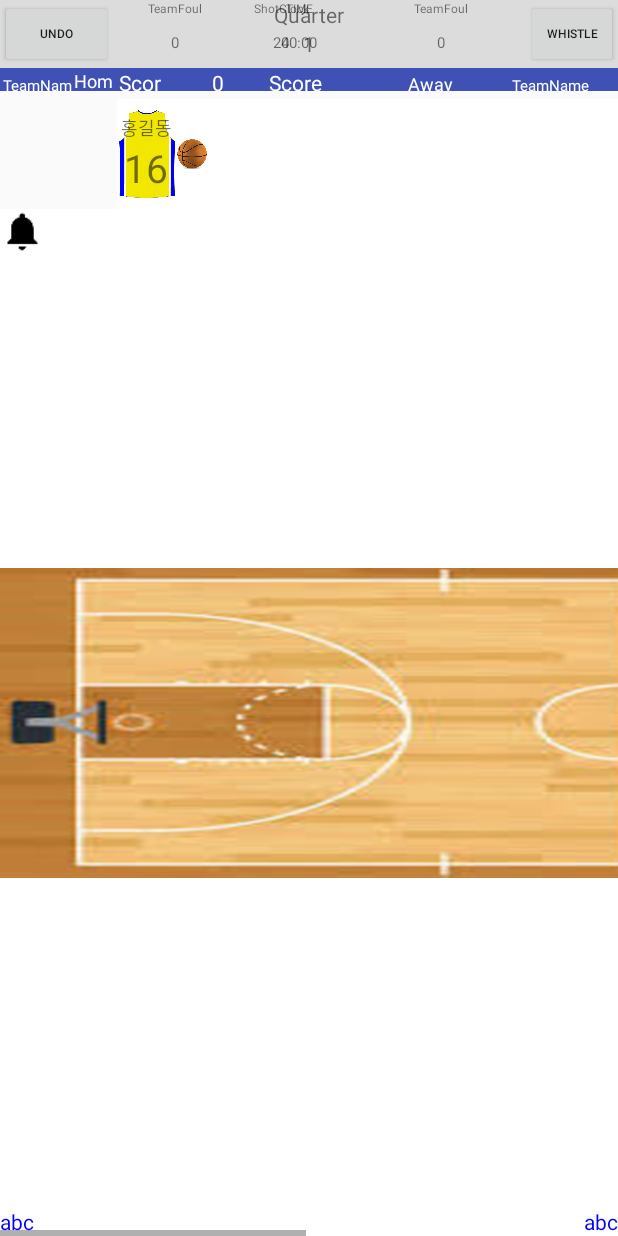
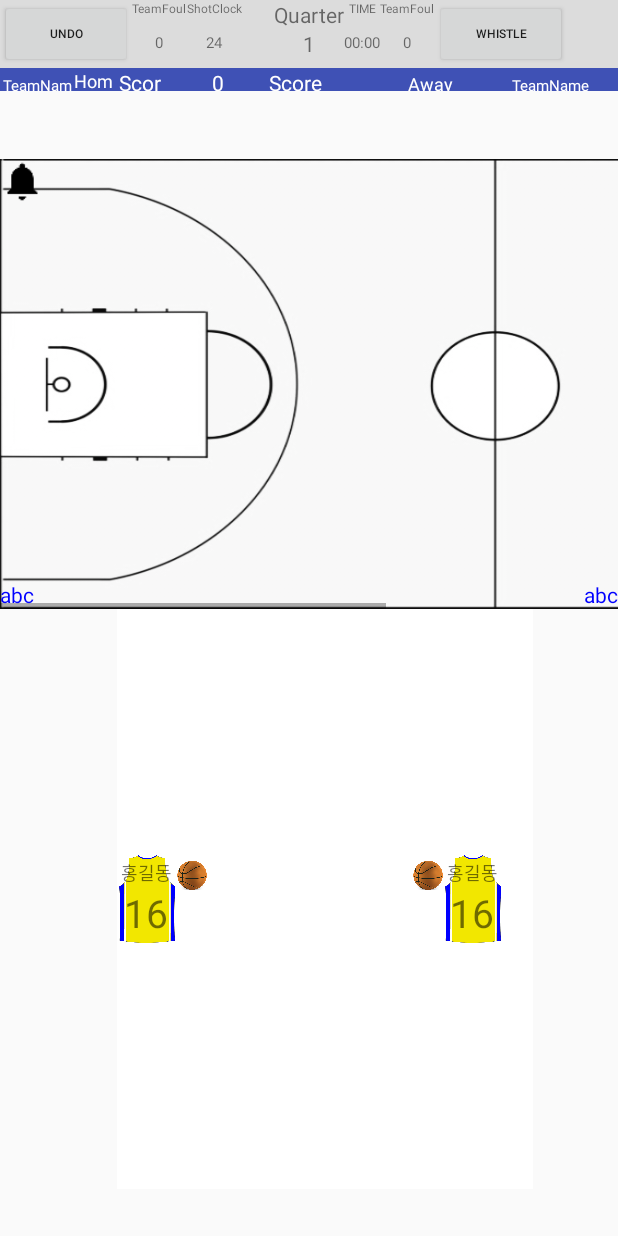
Before and after one commit to ckwer/5x5-Hoopick, an Android app: the layout activity_playball.xml on its own in the app's theme, with its tools: preview values and no code run, on a phone screen of 412 x 824 dp. Run offline under Robolectric (Android 15) with nearby library versions, the phone set to English and light mode, and no system bars.

Commit message:
농구코트 UI 변경

```diff
--- a/app/src/main/AndroidManifest.xml
+++ b/app/src/main/AndroidManifest.xml
@@ -54,8 +54,7 @@
 
         <activity
             android:name=".view.playball.ActivityPlayBall"
-            android:configChanges="keyboardHidden|orientation"
-            android:screenOrientation="landscape">
+             >
         </activity>
 
 
--- a/app/src/main/res/layout/activity_playball.xml
+++ b/app/src/main/res/layout/activity_playball.xml
@@ -8,7 +8,7 @@
     <RelativeLayout
         android:id="@+id/layout_Top"
         android:layout_width="match_parent"
-        android:layout_height="66dp"
+        android:layout_height="106dp"
         android:layout_alignParentLeft="true"
         android:layout_alignParentStart="true"
         android:layout_alignParentTop="true">
@@ -34,14 +34,14 @@
 
                 <Button
                     android:id="@+id/button_undo"
-                    android:layout_width="75dp"
+                    android:layout_width="wrap_content"
                     android:layout_height="match_parent"
                     android:text="UNDO"
                     android:textSize="8sp" />
 
                 <LinearLayout
                     android:id="@+id/layout_home_team_foul"
-                    android:layout_width="83dp"
+                    android:layout_width="wrap_content"
                     android:layout_height="match_parent"
                     android:orientation="vertical">
 
@@ -63,7 +63,7 @@
 
                 <LinearLayout
                     android:id="@+id/layout_shot_time"
-                    android:layout_width="58dp"
+                    android:layout_width="wrap_content"
                     android:layout_height="match_parent"
                     android:layout_weight="3.52"
                     android:orientation="vertical">
@@ -95,11 +95,13 @@
                 android:layout_alignParentEnd="true"
                 android:layout_alignParentRight="true"
                 android:layout_alignParentTop="true"
-                android:orientation="horizontal">
+                android:orientation="horizontal"
+                android:layout_toEndOf="@+id/textView3"
+                android:layout_toRightOf="@+id/textView3">
 
                 <LinearLayout
                     android:id="@+id/layout_game_time"
-                    android:layout_width="75dp"
+                    android:layout_width="wrap_content"
                     android:layout_height="match_parent"
                     android:orientation="vertical">
 
@@ -122,7 +124,7 @@
 
                 <LinearLayout
                     android:id="@+id/layout_away_team_foul"
-                    android:layout_width="113dp"
+                    android:layout_width="wrap_content"
                     android:layout_height="match_parent"
                     android:orientation="vertical">
 
@@ -279,9 +281,72 @@
 
     </RelativeLayout>
 
+    <RelativeLayout
+        android:id="@+id/layout_Bottom"
+        android:layout_width="match_parent"
+        android:layout_height="300dp">
+
+        <RelativeLayout
+            android:id="@+id/layout_court"
+            android:layout_width="match_parent"
+            android:layout_height="match_parent"
+            android:layout_alignParentTop="true"
+            android:layout_toEndOf="@+id/layout_home_player1"
+            android:layout_toRightOf="@+id/layout_home_player1">
+
+            <HorizontalScrollView
+                android:id="@+id/scroll_Court"
+                android:layout_width="wrap_content"
+                android:layout_height="match_parent">
+
+                <LinearLayout
+                    android:layout_width="wrap_content"
+                    android:layout_height="match_parent"
+                    android:orientation="vertical">
+
+                    <ImageView
+                        android:id="@+id/image_court"
+                        android:layout_width="660dp"
+                        android:layout_height="match_parent"
+                        android:background="@android:color/background_light"
+                        android:scaleType="fitXY"
+                        app:srcCompat="@drawable/basketball_court_only" />
+                </LinearLayout>
+            </HorizontalScrollView>
+
+            <ImageView
+                android:id="@+id/image_event"
+                android:layout_width="30dp"
+                android:layout_height="30dp"
+                android:src="@drawable/ic_notifications_black_24dp"
+                android:visibility="visible" />
+
+            <TextView
+                android:id="@+id/textDebugLeft"
+                android:layout_width="wrap_content"
+                android:layout_height="wrap_content"
+                android:layout_alignParentBottom="true"
+                android:layout_marginTop="50dp"
+                android:text="abc"
+                android:textColor="#0000FF" />
+
+            <TextView
+                android:id="@+id/textDebugRight"
+                android:layout_width="wrap_content"
+                android:layout_height="wrap_content"
+                android:layout_alignParentBottom="true"
+                android:layout_alignParentRight="true"
+                android:layout_marginTop="50dp"
+                android:text="abc"
+                android:textColor="#0000FF" />
+
+        </RelativeLayout>
+
+    </RelativeLayout>
+
     <LinearLayout
-        android:layout_width="625dp"
-        android:layout_height="73dp"
+        android:layout_width="match_parent"
+        android:layout_height="wrap_content"
         android:orientation="horizontal"
         android:weightSum="1">
 
@@ -320,14 +385,14 @@
 
         <RelativeLayout
             android:id="@+id/layout_away_player1"
-            android:layout_width="341dp"
+            android:layout_width="wrap_content"
             android:layout_height="match_parent"
             android:layout_alignParentTop="true"
             android:layout_toLeftOf="@+id/textDebugRight"
             android:layout_toStartOf="@+id/textDebugRight"
+            android:layout_weight="0.71"
             android:background="@android:color/background_light"
-            android:gravity="right"
-            android:layout_weight="0.71">
+            android:gravity="right">
 
             <include
                 android:id="@+id/layout_away_uniform1"
@@ -346,69 +411,4 @@
         </RelativeLayout>
     </LinearLayout>
 
-    <RelativeLayout
-        android:id="@+id/layout_Bottom"
-        android:layout_width="match_parent"
-        android:layout_height="match_parent">
-
-        <RelativeLayout
-            android:id="@+id/layout_court"
-            android:layout_width="wrap_content"
-            android:layout_height="wrap_content"
-            android:layout_alignParentTop="true"
-            android:layout_toEndOf="@+id/layout_home_player1"
-            android:layout_toRightOf="@+id/layout_home_player1">
-
-            <HorizontalScrollView
-                android:id="@+id/scroll_Court"
-                android:layout_width="wrap_content"
-                android:layout_height="match_parent"
-                >
-
-                <LinearLayout
-                    android:layout_width="wrap_content"
-                    android:layout_height="match_parent"
-                    android:orientation="vertical"
-
-                    >
-
-                    <ImageView
-                        android:id="@+id/image_court"
-                        android:layout_width="match_parent"
-                        android:layout_height="match_parent"
-                        android:background="@android:color/background_light"
-                        app:srcCompat="@drawable/test3" />
-                </LinearLayout>
-            </HorizontalScrollView>
-
-            <ImageView
-                android:id="@+id/image_event"
-                android:layout_width="30dp"
-                android:layout_height="30dp"
-                android:src="@drawable/ic_notifications_black_24dp"
-                android:visibility="visible" />
-
-            <TextView
-                android:id="@+id/textDebugLeft"
-                android:layout_width="wrap_content"
-                android:layout_height="wrap_content"
-                android:layout_alignParentBottom="true"
-                android:layout_marginTop="50dp"
-                android:text="abc"
-                android:textColor="#0000FF" />
-
-            <TextView
-                android:id="@+id/textDebugRight"
-                android:layout_width="wrap_content"
-                android:layout_height="wrap_content"
-                android:layout_alignParentBottom="true"
-                android:layout_alignParentRight="true"
-                android:layout_marginTop="50dp"
-                android:text="abc"
-                android:textColor="#0000FF" />
-
-        </RelativeLayout>
-
-    </RelativeLayout>
-
 </LinearLayout>
```
Also changed, not shown: app/src/main/res/drawable-xxhdpi/basketball_court_only.png (added).
